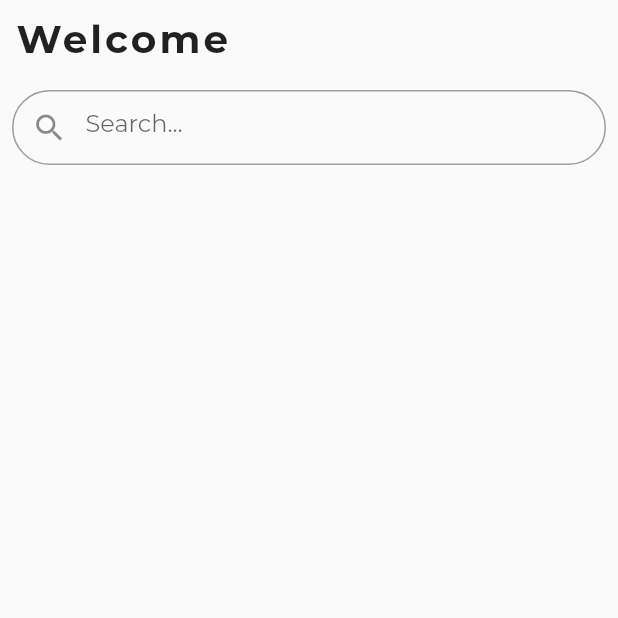
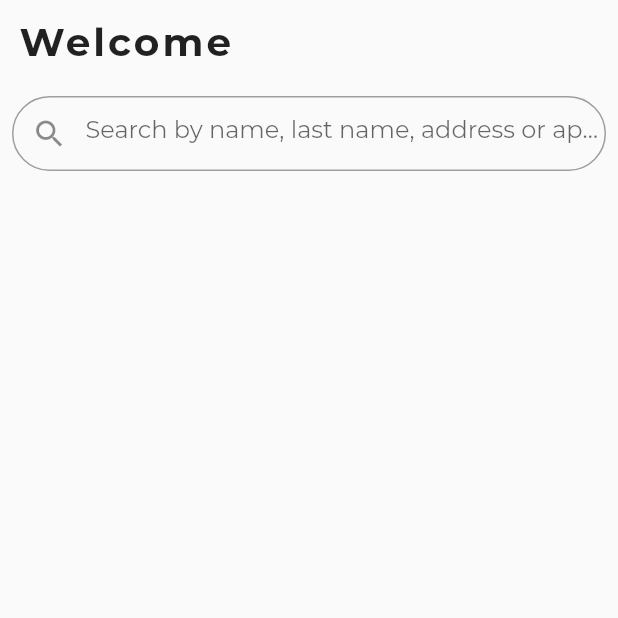
Before and after one commit to drny85/fios_flutter, a Flutter app: the ReferralsScreen screen opened by its route, on a phone screen of 412 x 824 dp, the top half of it. Run offline on Flutter 3.47's test engine with Material 2 defaults, Android fonts, the phone set to English and light mode, and no system bars; our stand-ins replace shared_preferences; accounts and stored records are empty; network calls fail.

Commit message:
search filter

```diff
--- a/fios/lib/providers/referrals.dart
+++ b/fios/lib/providers/referrals.dart
@@ -48,10 +48,19 @@ class Referrals extends ChangeNotifier {
     if (value.isEmpty) {
       _referrals = _refsCopy;
     }
-
-    _referrals = _referrals
-        .where((ref) => ref.name.toLowerCase().contains(value.toLowerCase()))
-        .toList();
+    _referrals = _referrals.where((ref) {
+      return ref.name.toLowerCase().contains(value.toLowerCase())
+          ? ref.name.toLowerCase().contains(value.toLowerCase())
+          : ref.address.toLowerCase().contains(value.toLowerCase())
+              ? ref.address.toLowerCase().contains(value.toLowerCase())
+              : ref.apt.toLowerCase().contains(value.toLowerCase())
+                  ? ref.apt.toLowerCase().contains(value.toLowerCase())
+                  : ref.lastName.toLowerCase().contains(value.toLowerCase());
+      //     ref.lastName.toLowerCase().contains(value.toLowerCase()) ||
+      //     ref.apt.toLowerCase().contains(value.toLowerCase()) ||
+      //     ref.address.toLowerCase().contains(value.toLowerCase()) ||
+      //     ref.mon.toLowerCase().contains(value.toLowerCase());
+    }).toList();
 
     notifyListeners();
   }
--- a/fios/lib/screens/referrals/edit_referral.dart
+++ b/fios/lib/screens/referrals/edit_referral.dart
@@ -54,6 +54,7 @@ class _EditReferralScreenState extends State<EditReferralScreen> {
                         if (value.isEmpty) {
                           return 'Please enter a name';
                         }
+                        return '';
                       },
                       onChanged: (String value) =>
                           setState(() => widget.referral.name = value),
--- a/fios/lib/screens/referrals/referrals_screen.dart
+++ b/fios/lib/screens/referrals/referrals_screen.dart
@@ -1,5 +1,3 @@
-import 'package:fios/models/referral.dart';
-
 import 'package:fios/providers/auth.dart';
 import 'package:fios/providers/referrals.dart';
 //import 'package:fios/widgets/referral_card.dart';
@@ -28,8 +26,6 @@ class _ReferralsScreenState extends State<ReferralsScreen> {
     'In Progress',
     'Not Sold'
   ];
-
-  List<Referral> referrals = [];
 
   Future<void> _refreshReferrals(BuildContext context) async {
     print("refreshin");
@@ -60,7 +56,7 @@ class _ReferralsScreenState extends State<ReferralsScreen> {
             children: <Widget>[
               Material(
                 child: Container(
-                  padding: const EdgeInsets.all(10.0),
+                  padding: const EdgeInsets.all(12.0),
                   child: Row(
                     children: <Widget>[
                       Text(
@@ -84,7 +80,7 @@ class _ReferralsScreenState extends State<ReferralsScreen> {
                 child: TextField(
                   decoration: InputDecoration(
                       border: InputBorder.none,
-                      hintText: 'Search...',
+                      hintText: 'Search by name, last name, address or apt #',
                       prefixIcon: Icon(Icons.search)),
                   onChanged: (value) {
                     Provider.of<Referrals>(context).searchReferral(value);
```
